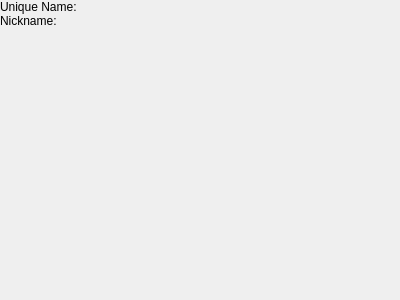
aotuai/brainframe-qt, file brainframe_qt/ui/dialogs/identity_configuration_2/identity_info/identity_info.ui: the form before one commit.
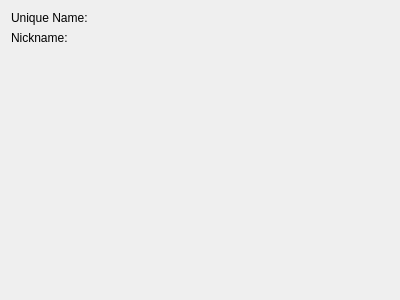
The form after the commit. Custom widgets are drawn as their Qt base class.

The edit to the form file:
```diff
--- a/brainframe_qt/ui/dialogs/identity_configuration_2/identity_info/identity_info.ui
+++ b/brainframe_qt/ui/dialogs/identity_configuration_2/identity_info/identity_info.ui
@@ -14,21 +14,6 @@
    <string>Form</string>
   </property>
   <layout class="QVBoxLayout" name="verticalLayout">
-   <property name="spacing">
-    <number>0</number>
-   </property>
-   <property name="leftMargin">
-    <number>0</number>
-   </property>
-   <property name="topMargin">
-    <number>0</number>
-   </property>
-   <property name="rightMargin">
-    <number>0</number>
-   </property>
-   <property name="bottomMargin">
-    <number>10</number>
-   </property>
    <item>
     <widget class="QLabel" name="unique_name">
      <property name="text">
```
